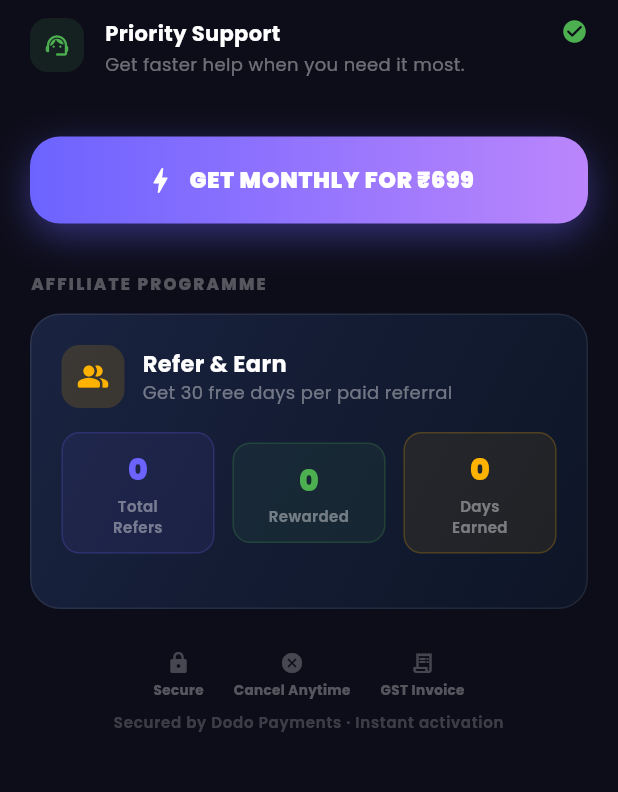
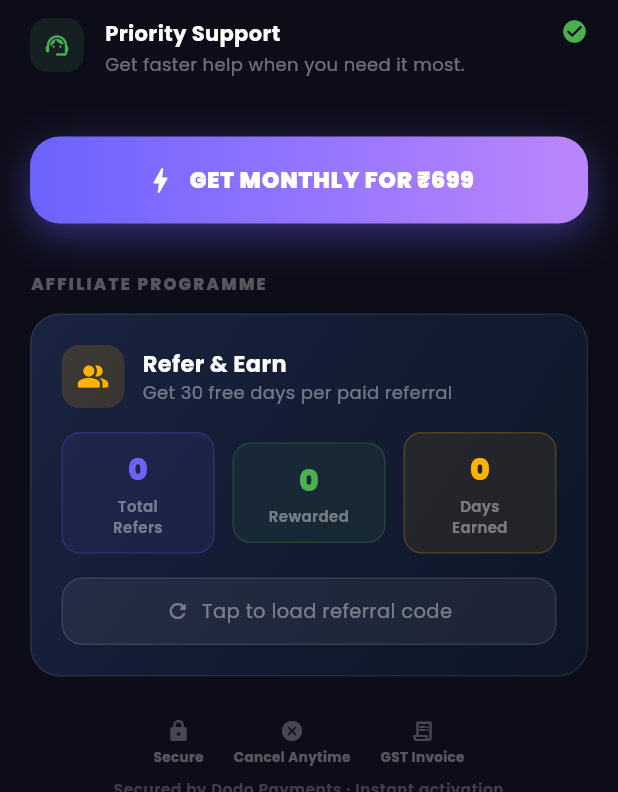
Before and after one commit to SathikAi/Storelink_backend, a Flutter app: the UpgradePlanScreen screen opened by its route, scrolled down 489 dp, on a phone screen of 412 x 824 dp, the part 444-1236 px from its top. Run offline on Flutter 3.47's test engine with Material 3 defaults, Android fonts, the phone set to English and light mode, and no system bars; our stand-ins replace cached_network_image, dio, fl_chart, flutter_secure_storage, go_router, google_fonts and 9 more; missing offline and left inert: dart:js_interop, flutter_driver; accounts and stored records are empty; network calls fail.

Commit message:
Fix biometric toggle visibility, referral code display, web Google Sign-In
- Biometric: add inactiveThumbColor/inactiveTrackColor so toggle is visible when off
- Referral code: show retry tap when code fails to load instead of blank
- Web auth: use Supabase signInWithOAuth redirect on web, native GoogleSignIn on mobile
- Web auth: add /auth-callback route to handle Supabase OAuth return

Co-Authored-By: Claude Sonnet 4.6 <noreply@anthropic.com>

```diff
--- a/frontend/lib/presentation/screens/business/upgrade_plan_screen.dart
+++ b/frontend/lib/presentation/screens/business/upgrade_plan_screen.dart
@@ -437,7 +437,28 @@ class _UpgradePlanScreenState extends State<UpgradePlanScreen>
                           width: 20,
                           child: CircularProgressIndicator(strokeWidth: 2, color: Colors.white24)),
                     )
-                  else if (_referralCode != null) ...[
+                  else if (_referralCode == null)
+                    GestureDetector(
+                      onTap: _loadAffiliateCode,
+                      child: Container(
+                        padding: const EdgeInsets.symmetric(horizontal: 16, vertical: 12),
+                        decoration: BoxDecoration(
+                          color: Colors.white.withOpacity(0.06),
+                          borderRadius: BorderRadius.circular(14),
+                          border: Border.all(color: Colors.white.withOpacity(0.1)),
+                        ),
+                        child: Row(
+                          mainAxisAlignment: MainAxisAlignment.center,
+                          children: [
+                            const Icon(Icons.refresh_rounded, color: Colors.white38, size: 16),
+                            const SizedBox(width: 8),
+                            Text('Tap to load referral code',
+                                style: TextStyle(color: Colors.white.withOpacity(0.4), fontSize: 13)),
+                          ],
+                        ),
+                      ),
+                    )
+                  else ...[
                     const Text('Your Referral Code',
                         style: TextStyle(
                             color: Colors.white54, fontSize: 11, fontWeight: FontWeight.w600, letterSpacing: 0.5)),
--- a/frontend/lib/presentation/screens/dashboard/dashboard_screen.dart
+++ b/frontend/lib/presentation/screens/dashboard/dashboard_screen.dart
@@ -92,6 +92,10 @@ class _DashboardScreenState extends State<DashboardScreen>
             title: const Text('Fingerprint / Face unlock'),
             subtitle: const Text('Use biometrics to unlock the app'),
             value: enabled,
+            activeColor: const Color(0xFF6C63FF),
+            activeTrackColor: const Color(0xFF6C63FF).withOpacity(0.4),
+            inactiveThumbColor: const Color(0xFF888888),
+            inactiveTrackColor: const Color(0xFFCCCCCC),
             onChanged: (val) async {
               if (val) {
                 final auth = await bio.authenticate();
```
Also changed, not shown: frontend/lib/app.dart (+48 -0 lines), frontend/lib/presentation/providers/auth_provider.dart (+46 -5 lines).
